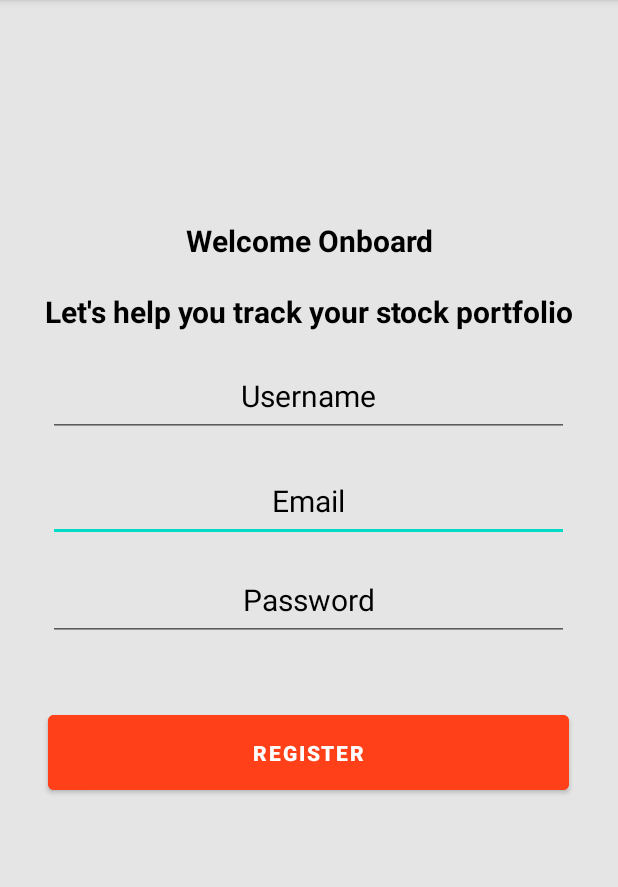
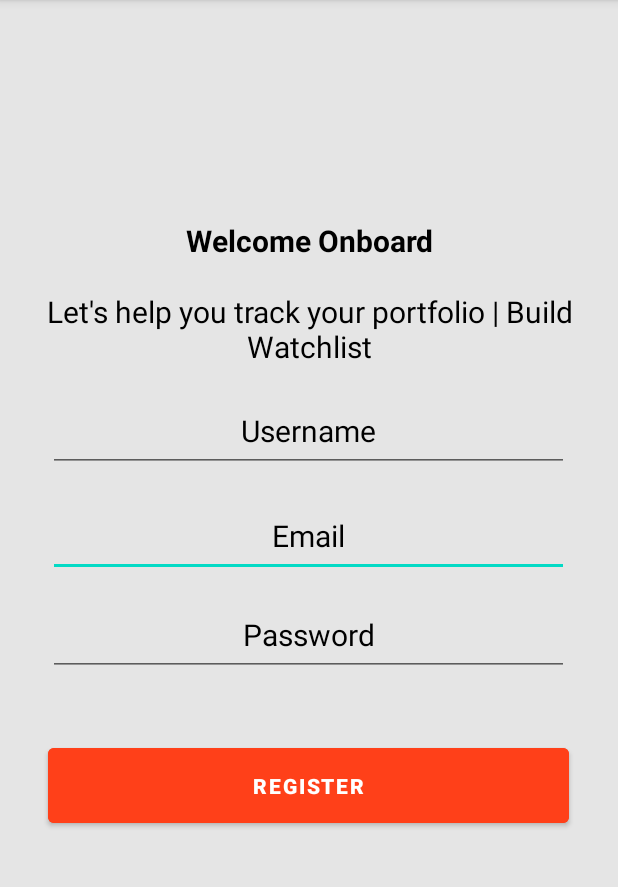
Before and after one commit to asad70/Stock-Beaver, an Android app: the Signup screen opened directly, with no data from a screen before it, on a phone screen of 412 x 824 dp, the part 84-971 px from its top. Run offline under Robolectric (Android 15) with nearby library versions, the phone set to English and light mode, and no system bars.

Commit message:
added source images

```diff
--- a/app/src/main/res/layout/login_activity.xml
+++ b/app/src/main/res/layout/login_activity.xml
@@ -28,11 +28,10 @@
         android:layout_width="match_parent"
         android:layout_height="wrap_content"
         android:paddingTop="20dp"
-        android:text="Let's help you track your stock portfolio"
+        android:text="Let's help you track your portfolio | Technical and Fundamental Analysis"
         android:textAlignment="center"
         android:textColor="#000000"
         android:textSize="20sp"
-        android:textStyle="bold"
         app:layout_constraintEnd_toEndOf="@+id/welcome"
         app:layout_constraintStart_toStartOf="@+id/welcome"
         app:layout_constraintTop_toBottomOf="@+id/welcome" />
--- a/app/src/main/res/layout/registration_activity.xml
+++ b/app/src/main/res/layout/registration_activity.xml
@@ -29,11 +29,10 @@
         android:layout_width="match_parent"
         android:layout_height="wrap_content"
         android:paddingTop="20dp"
-        android:text="Let's help you track your stock portfolio"
+        android:text="Let's help you track your portfolio | Build Watchlist"
         android:textAlignment="center"
         android:textColor="#000000"
         android:textSize="20sp"
-        android:textStyle="bold"
         app:layout_constraintEnd_toEndOf="@+id/email"
         app:layout_constraintHorizontal_bias="0.0"
         app:layout_constraintStart_toStartOf="@+id/welcome"
--- a/app/src/main/res/values/strings.xml
+++ b/app/src/main/res/values/strings.xml
@@ -5,7 +5,7 @@
     <string name="signup">signup</string>
     <string name="login">login</string>
     <string name="StockBeaver">Stock Beaver</string>
-    <string name="stock_portfolio">Track your stock portfolio</string>
+    <string name="stock_portfolio">Track your portfolio | Paper Trading</string>
     <string name="password">Password</string>
     <string name="email">Email</string>
     <string name="register">Register</string>
```
Also changed, not shown: 6 other files.
